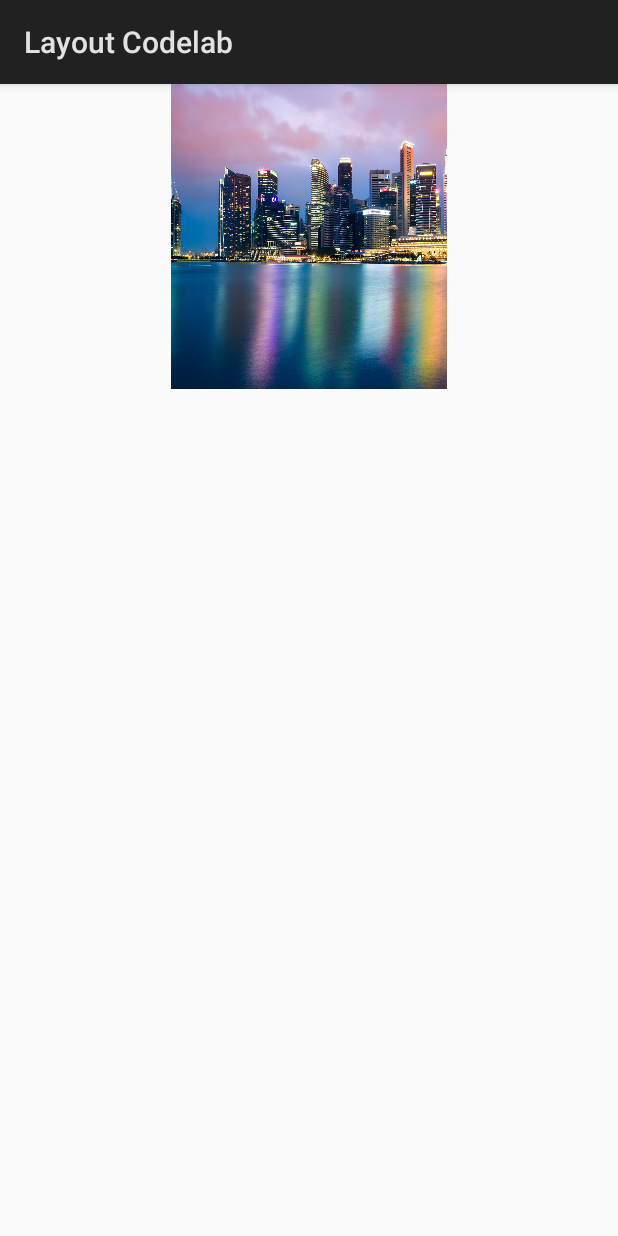
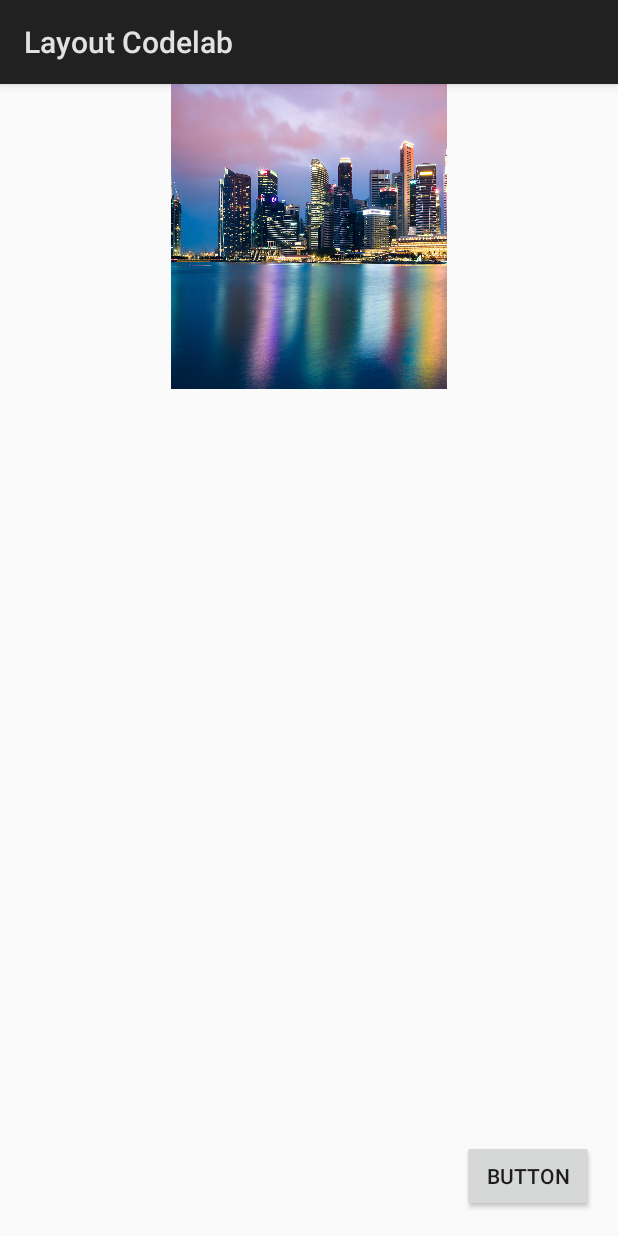
Before and after one commit to robertgiteiyopeso/constraint-layout-start, an Android app: the layout activity_main_autoconnect.xml on its own in the app's theme, with its tools: preview values and no code run, on a phone screen of 412 x 824 dp. Run offline under Robolectric (Android 15) with nearby library versions, the phone set to English and light mode, and no system bars.

Commit message:
Adds button to bottom right

```diff
--- a/app/src/main/res/layout/activity_main_autoconnect.xml
+++ b/app/src/main/res/layout/activity_main_autoconnect.xml
@@ -19,4 +19,14 @@
         app:layout_constraintTop_toTopOf="parent"
         app:layout_editor_absoluteX="100dp"
         app:layout_editor_absoluteY="68dp" />
+
+    <Button
+        android:id="@+id/button3"
+        android:layout_width="wrap_content"
+        android:layout_height="wrap_content"
+        android:layout_marginEnd="16dp"
+        android:layout_marginBottom="16dp"
+        android:text="Button"
+        app:layout_constraintBottom_toBottomOf="parent"
+        app:layout_constraintEnd_toEndOf="parent" />
 </android.support.constraint.ConstraintLayout>
```
